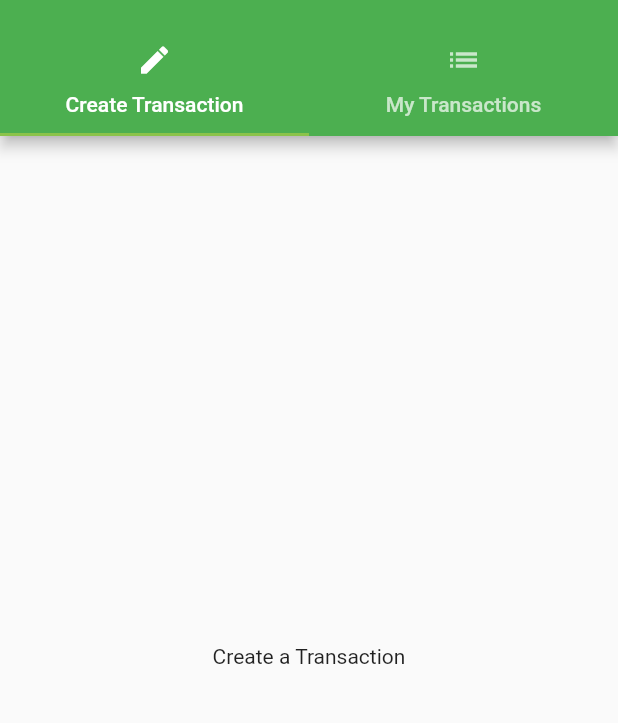
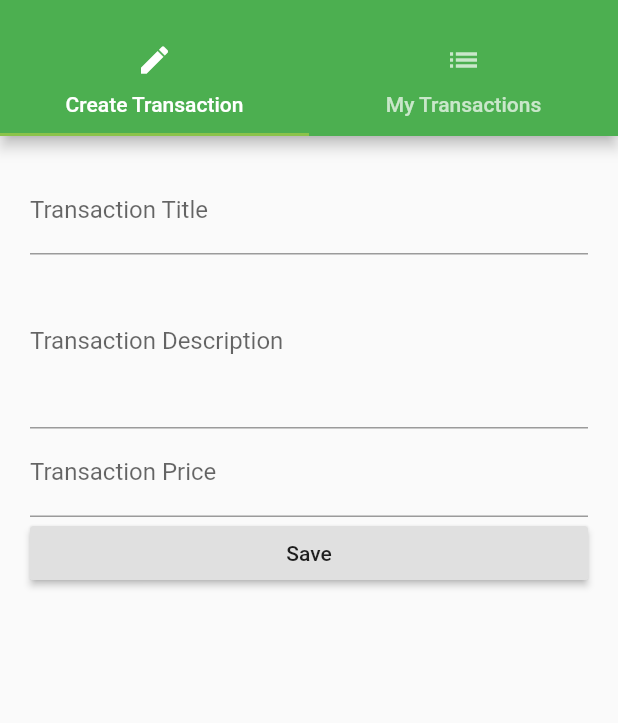
Before and after one commit to 3Cement/budgety_flutter_app, a Flutter app: the TransactionsAdminPage screen opened by its route, on a phone screen of 412 x 824 dp, the part 59-782 px from its top. Run offline on Flutter 3.47's test engine with Material 2 defaults, Android fonts, the phone set to English and light mode, and no system bars.

Commit message:
Modal and 3 new InputFields added to transaction admin page

```diff
--- a/lib/main.dart
+++ b/lib/main.dart
@@ -65,8 +65,9 @@ class _MyAppState extends State<MyApp> {
       },
       onUnknownRoute: (RouteSettings settings) {
         return MaterialPageRoute(
-            builder: (BuildContext context) => TransactionsPage(
-                _transactions, _addTransaction, _deleteTransaction));
+          builder: (BuildContext context) => TransactionsPage(
+              _transactions, _addTransaction, _deleteTransaction),
+        );
       },
     );
   }
--- a/lib/pages/transaction_create.dart
+++ b/lib/pages/transaction_create.dart
@@ -1,10 +1,61 @@
 import 'package:flutter/material.dart';
 
-class TransactionCreatePage extends StatelessWidget {
+class TransactionCreatePage extends StatefulWidget {
+  @override
+  State<StatefulWidget> createState() {
+    return _TransactionCreatePageState();
+  }
+}
+
+class _TransactionCreatePageState extends State<TransactionCreatePage> {
+  String titleValue;
+  String descriptionValue;
+  double priceValue;
+
   @override
   Widget build(BuildContext context) {
-    return Center(
-      child: Text('Create a Transaction'),
+    return Container(
+      margin: EdgeInsets.all(20.0),
+      child: ListView(
+        children: <Widget>[
+          TextField(
+            decoration: InputDecoration(
+              labelText: 'Transaction Title',
+            ),
+            onChanged: (String value) {
+              setState(() {
+                titleValue = value;
+              });
+            },
+          ),
+          TextField(
+            decoration: InputDecoration(
+              labelText: 'Transaction Description',
+            ),
+            maxLines: 4,
+            onChanged: (String value) {
+              setState(() {
+                descriptionValue = value;
+              });
+            },
+          ),
+          TextField(
+            decoration: InputDecoration(
+              labelText: 'Transaction Price',
+            ),
+            keyboardType: TextInputType.number,
+            onChanged: (String value) {
+              setState(() {
+                priceValue = double.parse(value);
+              });
+            },
+          ),
+          RaisedButton(
+            child: Text('Save'),
+            onPressed: () {},
+          )
+        ],
+      ),
     );
   }
 }
```
